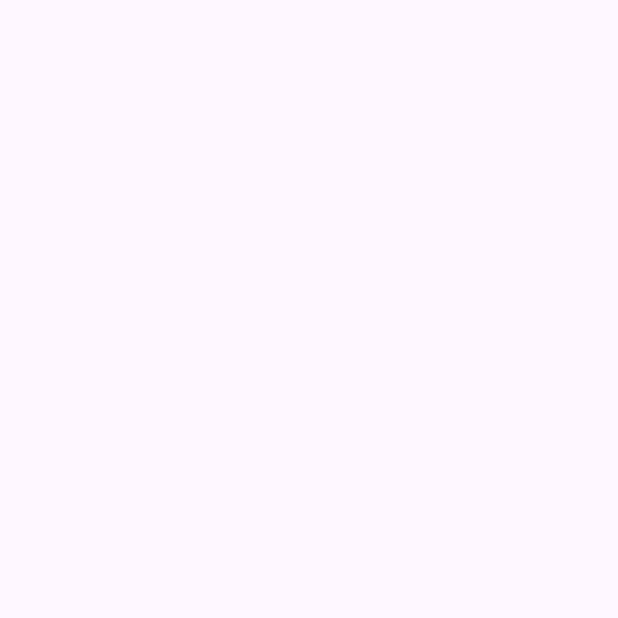
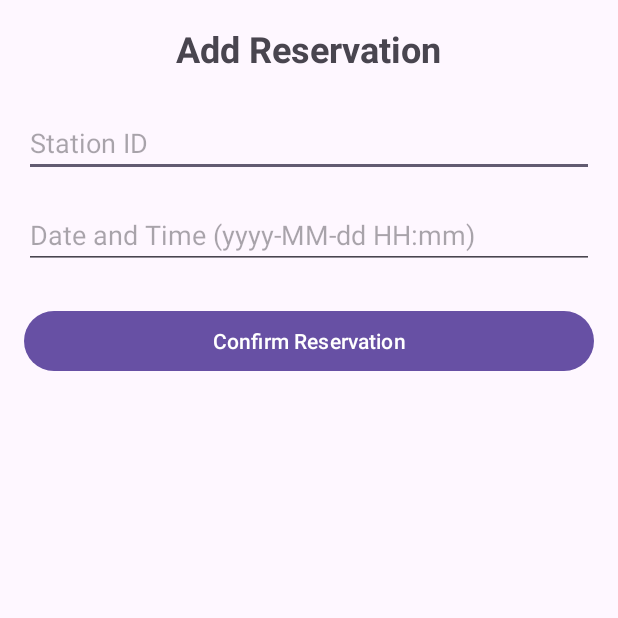
Before and after one commit to madarameegama7/ev-charging-booking-system, an Android app: the AddReservationActivity screen opened directly, with no data from a screen before it, on a phone screen of 412 x 824 dp, the top half of it. Before the commit the part shown is empty. Run offline under Robolectric (Android 15) with nearby library versions, the phone set to English and light mode, and no system bars.

Commit message:
mobile: implement Add Reservation screen

```diff
--- a/mobile/app/src/main/java/com/example/evchargingapp/AddReservationActivity.java
+++ b/mobile/app/src/main/java/com/example/evchargingapp/AddReservationActivity.java
@@ -1,24 +1,54 @@
 package com.example.evchargingapp;
 
 import android.os.Bundle;
+import android.widget.Button;
+import android.widget.EditText;
+import android.widget.Toast;
 
-import androidx.activity.EdgeToEdge;
 import androidx.appcompat.app.AppCompatActivity;
-import androidx.core.graphics.Insets;
-import androidx.core.view.ViewCompat;
-import androidx.core.view.WindowInsetsCompat;
+
+import com.example.evchargingapp.database.DBHelper;
+
+import java.util.UUID;
 
 public class AddReservationActivity extends AppCompatActivity {
+
+    private EditText etStationID, etDateTime;
+    private Button btnConfirmReservation;
+    private DBHelper dbHelper;
+    private String userNic;
 
     @Override
     protected void onCreate(Bundle savedInstanceState) {
         super.onCreate(savedInstanceState);
-        EdgeToEdge.enable(this);
         setContentView(R.layout.activity_add_reservation);
-        ViewCompat.setOnApplyWindowInsetsListener(findViewById(R.id.main), (v, insets) -> {
-            Insets systemBars = insets.getInsets(WindowInsetsCompat.Type.systemBars());
-            v.setPadding(systemBars.left, systemBars.top, systemBars.right, systemBars.bottom);
-            return insets;
+
+        // Get logged-in user's NIC
+        userNic = getIntent().getStringExtra("USER_NIC");
+
+        dbHelper = new DBHelper(this);
+
+        etStationID = findViewById(R.id.etStationID);
+        etDateTime = findViewById(R.id.etDateTime);
+        btnConfirmReservation = findViewById(R.id.btnConfirmReservation);
+
+        btnConfirmReservation.setOnClickListener(v -> {
+            String stationId = etStationID.getText().toString().trim();
+            String dateTime = etDateTime.getText().toString().trim();
+
+            if (stationId.isEmpty() || dateTime.isEmpty()) {
+                Toast.makeText(this, "Please fill all fields", Toast.LENGTH_SHORT).show();
+            } else {
+                String reservationId = UUID.randomUUID().toString(); // Unique ID
+                boolean success = dbHelper.addOrUpdateReservation(reservationId, userNic, stationId, dateTime, "Pending");
+
+                if (success) {
+                    Toast.makeText(this, "Reservation added successfully!", Toast.LENGTH_SHORT).show();
+                    finish(); // Return to HomeActivity
+                } else {
+                    Toast.makeText(this, "Failed to add reservation", Toast.LENGTH_SHORT).show();
+                }
+            }
         });
     }
 }
--- a/mobile/app/src/main/res/layout/activity_add_reservation.xml
+++ b/mobile/app/src/main/res/layout/activity_add_reservation.xml
@@ -1,10 +1,53 @@
 <?xml version="1.0" encoding="utf-8"?>
-<androidx.constraintlayout.widget.ConstraintLayout xmlns:android="http://schemas.android.com/apk/res/android"
+<androidx.constraintlayout.widget.ConstraintLayout
+    xmlns:android="http://schemas.android.com/apk/res/android"
     xmlns:app="http://schemas.android.com/apk/res-auto"
     xmlns:tools="http://schemas.android.com/tools"
-    android:id="@+id/main"
+    android:id="@+id/addReservationLayout"
     android:layout_width="match_parent"
     android:layout_height="match_parent"
+    android:padding="16dp"
     tools:context=".AddReservationActivity">
 
+    <TextView
+        android:id="@+id/tvAddReservationTitle"
+        android:layout_width="wrap_content"
+        android:layout_height="wrap_content"
+        android:text="Add Reservation"
+        android:textSize="24sp"
+        android:textStyle="bold"
+        app:layout_constraintTop_toTopOf="parent"
+        app:layout_constraintStart_toStartOf="parent"
+        app:layout_constraintEnd_toEndOf="parent"/>
+
+    <EditText
+        android:id="@+id/etStationID"
+        android:layout_width="0dp"
+        android:layout_height="wrap_content"
+        android:hint="Station ID"
+        app:layout_constraintTop_toBottomOf="@id/tvAddReservationTitle"
+        app:layout_constraintStart_toStartOf="parent"
+        app:layout_constraintEnd_toEndOf="parent"
+        android:layout_marginTop="24dp"/>
+
+    <EditText
+        android:id="@+id/etDateTime"
+        android:layout_width="0dp"
+        android:layout_height="wrap_content"
+        android:hint="Date and Time (yyyy-MM-dd HH:mm)"
+        app:layout_constraintTop_toBottomOf="@id/etStationID"
+        app:layout_constraintStart_toStartOf="parent"
+        app:layout_constraintEnd_toEndOf="parent"
+        android:layout_marginTop="16dp"/>
+
+    <Button
+        android:id="@+id/btnConfirmReservation"
+        android:layout_width="0dp"
+        android:layout_height="wrap_content"
+        android:text="Confirm Reservation"
+        android:layout_marginTop="24dp"
+        app:layout_constraintTop_toBottomOf="@id/etDateTime"
+        app:layout_constraintStart_toStartOf="parent"
+        app:layout_constraintEnd_toEndOf="parent"/>
+
 </androidx.constraintlayout.widget.ConstraintLayout>
```
